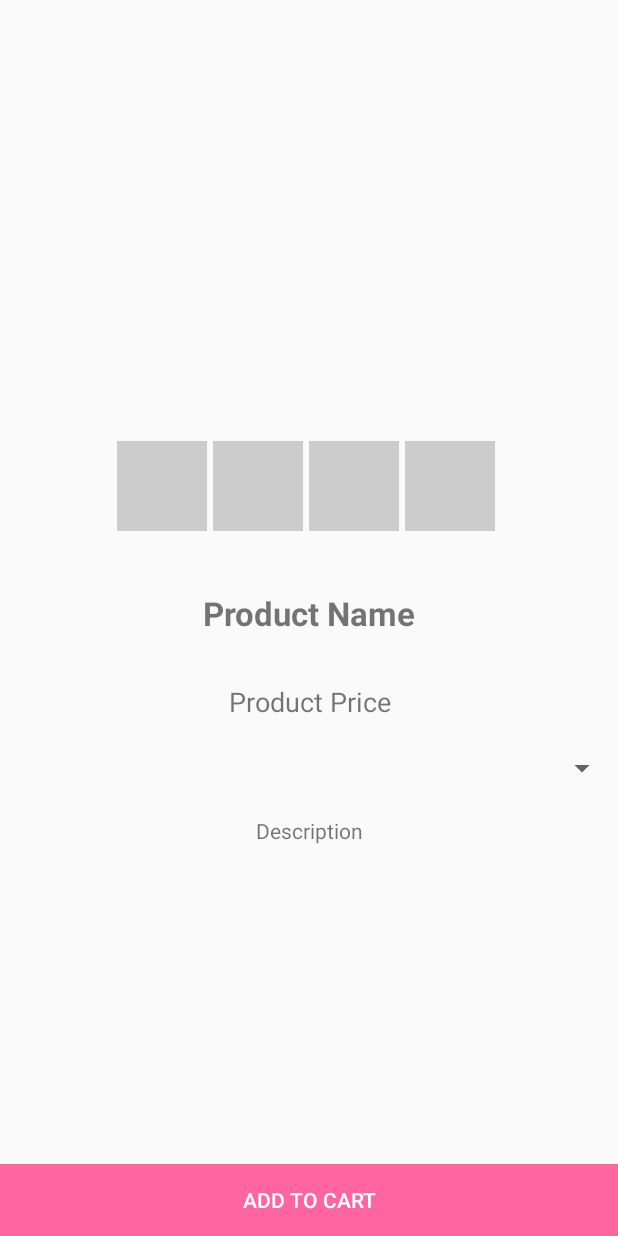
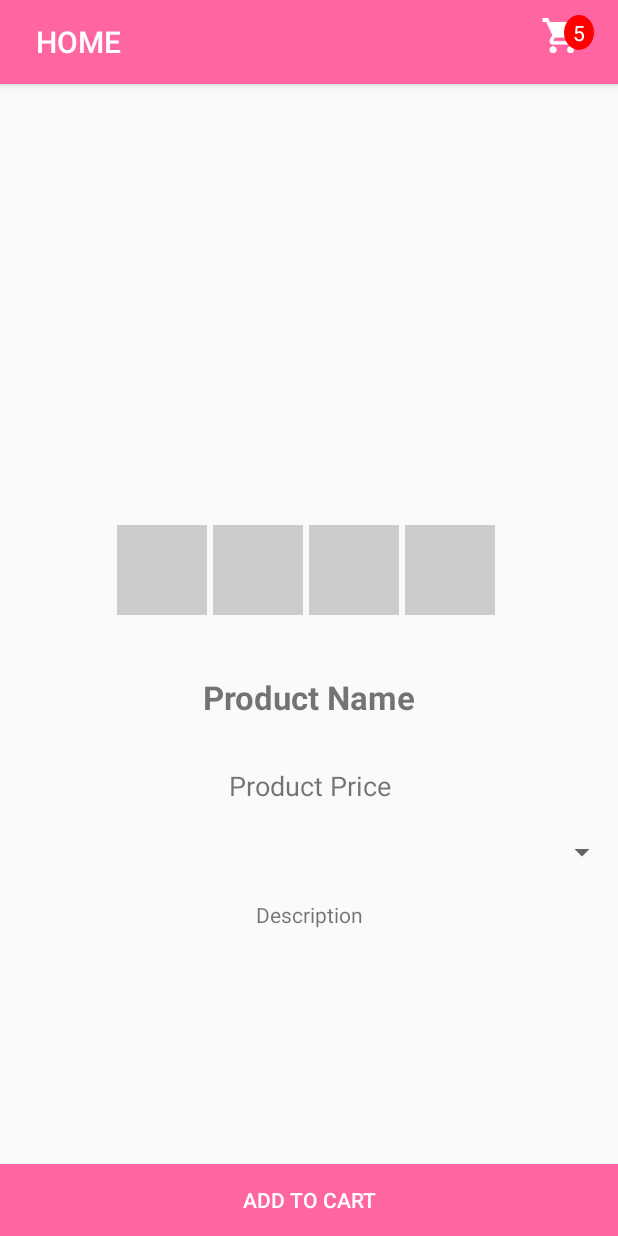
Before and after one commit to bonusinmarch/Shopaholic, an Android app: the layout activity_detail_product.xml on its own in the app's theme, with its tools: preview values and no code run, on a phone screen of 412 x 824 dp. Run offline under Robolectric (Android 15) with nearby library versions, the phone set to English and light mode, and no system bars.

Commit message:
cart icon dan status

```diff
--- a/app/src/main/AndroidManifest.xml
+++ b/app/src/main/AndroidManifest.xml
@@ -15,7 +15,9 @@
 
         <activity android:name=".RegisterActivity" />
         <activity android:name=".ProductActivity" />
-        <activity android:name=".DetailProductActivity" />
+        <activity android:name=".DetailProductActivity"
+            android:theme="@style/AppTheme.NoActionBar"/>
+
         <activity android:name=".DetailImageActivity" />
         <activity android:name=".SplashScreenActivity">
             <intent-filter>
--- a/app/src/main/res/layout/activity_detail_product.xml
+++ b/app/src/main/res/layout/activity_detail_product.xml
@@ -6,6 +6,7 @@
 
     tools:context="com.bumpaw.bonuses.shopaholic.DetailProductActivity"
     android:orientation="vertical">
+    <include layout="@layout/toolbar_cart"></include>
     <ScrollView
         android:layout_width="match_parent"
         android:layout_height="0dp"
--- a/app/src/main/res/layout/toolbar_cart.xml
+++ b/app/src/main/res/layout/toolbar_cart.xml
@@ -16,6 +16,16 @@
             android:layout_width="match_parent"
             android:layout_height="wrap_content"
             android:padding="8dp">
+            <TextView
+                android:layout_width="wrap_content"
+                android:layout_height="wrap_content"
+                android:text="HOME"
+                android:id="@+id/tv_title"
+                android:layout_centerVertical="true"
+                style="@style/TextAppearance.AppCompat.Title"
+                android:textColor="#FFFF"
+                android:layout_alignParentLeft="true"/>
+
             <FrameLayout
                 android:layout_width="35dp"
                 android:layout_height="35dp"
@@ -32,6 +42,7 @@
                     android:layout_height="wrap_content"
                     android:background="@drawable/bg_circle"
                     android:text="5"
+                    android:id="@+id/tv_cart"
                     android:gravity="center"
                     android:padding="2dp"
                     android:textColor="#FFFF"
```
Also changed, not shown: app/src/main/java/com/bumpaw/bonuses/shopaholic/DetailProductActivity.java (+54 -4 lines), app/src/main/java/com/bumpaw/bonuses/shopaholic/HomeActivity.java (+44 -7 lines), app/src/main/java/com/bumpaw/bonuses/shopaholic/db/CartHelper.java (+6 -3 lines).
